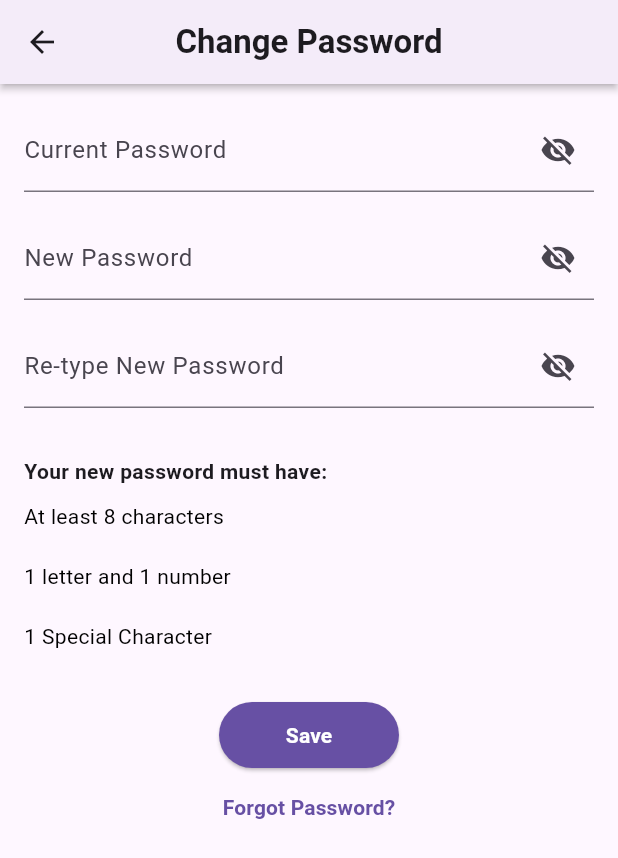
After one commit to jharodiv/Accessability, a Flutter app: the Changepassword screen opened directly, on a phone screen of 412 x 824 dp. The commit adds this screen. Shown: the top 858 px of the screen. Run offline on Flutter 3.47's test engine with Material 3 defaults, Android fonts, the phone set to English and light mode, and no system bars; our stand-ins replace animated_splash_screen, lottie.

Commit message:
Frontend UI - Change Password DONE

```diff
--- a/frontend/lib/accessability/screens/gpsscreen/gps.dart
+++ b/frontend/lib/accessability/screens/gpsscreen/gps.dart
@@ -37,7 +37,7 @@ class _GpsScreenState extends State<GpsScreen> {
 
   void _showOverlay(BuildContext context) {
     _overlayEntry = _createOverlayEntry();
-    Overlay.of(context)?.insert(_overlayEntry!);
+    Overlay.of(context).insert(_overlayEntry!);
   }
 
   void _removeOverlay() {
--- a/frontend/lib/accessability/screens/settings/settingsscreen.dart
+++ b/frontend/lib/accessability/screens/settings/settingsscreen.dart
@@ -35,7 +35,7 @@ class _SettingsScreenState extends State<SettingsScreen> {
               icon: const Icon(Icons.arrow_back),
               color: const Color(0xFF6750A4)),
           title: const Text(
-            'SETTINGS',
+            'Settings',
             style: TextStyle(fontWeight: FontWeight.bold),
           ),
           centerTitle: true,
--- a/frontend/lib/accessability/widgets/settingswidgets/accountscreen.dart
+++ b/frontend/lib/accessability/widgets/settingswidgets/accountscreen.dart
@@ -1,5 +1,6 @@
 import 'package:flutter/material.dart';
 import 'package:frontend/accessability/screens/settings/settingsscreen.dart';
+import 'package:frontend/accessability/widgets/settingswidgets/changepassword.dart';
 
 class AccountScreen extends StatelessWidget {
   const AccountScreen({super.key});
@@ -19,7 +20,7 @@ class AccountScreen extends StatelessWidget {
               },
               icon: const Icon(Icons.arrow_back, color: Color(0xFF6750A4))),
           title: const Text(
-            'ACCOUNT',
+            'Account',
             style: TextStyle(fontWeight: FontWeight.bold),
           ),
           centerTitle: true,
@@ -84,7 +85,12 @@ class AccountScreen extends StatelessWidget {
                   subtitle: const Text('*******'),
                   trailing: IconButton(
                     icon: const Icon(Icons.edit, color: Color(0xFF6750A4)),
-                    onPressed: () {},
+                    onPressed: () {
+                      Navigator.push(
+                          context,
+                          MaterialPageRoute(
+                              builder: (context) => const Changepassword()));
+                    },
                   ),
                 ),
                 const SizedBox(
--- /dev/null
+++ b/frontend/lib/accessability/widgets/settingswidgets/changepassword.dart
@@ -0,0 +1,152 @@
+import 'package:flutter/material.dart';
+import 'package:frontend/accessability/screens/authscreens/forgotpasswordscreen.dart';
+import 'package:frontend/accessability/widgets/settingswidgets/accountscreen.dart';
+
+class Changepassword extends StatefulWidget {
+  const Changepassword({super.key});
+
+  @override
+  _ChangepasswordState createState() => _ChangepasswordState();
+}
+
+class _ChangepasswordState extends State<Changepassword> {
+  bool isPasswordVisible = false;
+  bool isNewPasswordVisible = false;
+  bool isRetypePasswordVisible = false;
+
+  @override
+  Widget build(BuildContext context) {
+    return Scaffold(
+      appBar: AppBar(
+        leading: IconButton(
+          onPressed: () {
+            Navigator.pop(context,
+                MaterialPageRoute(builder: (context) => const AccountScreen()));
+          },
+          icon: const Icon(Icons.arrow_back),
+        ),
+        title: const Text(
+          'Change Password',
+          style: TextStyle(fontWeight: FontWeight.bold),
+        ),
+        centerTitle: true,
+        elevation: 2,
+        shadowColor: Colors.black,
+      ),
+      body: Padding(
+        padding: const EdgeInsets.all(16.0),
+        child: Column(
+          crossAxisAlignment: CrossAxisAlignment.start,
+          children: [
+            TextField(
+              obscureText: !isPasswordVisible,
+              decoration: InputDecoration(
+                labelText: 'Current Password',
+                border: const UnderlineInputBorder(),
+                suffixIcon: IconButton(
+                  onPressed: () {
+                    setState(() {
+                      isPasswordVisible = !isPasswordVisible;
+                    });
+                  },
+                  icon: Icon(isPasswordVisible
+                      ? Icons.visibility
+                      : Icons.visibility_off),
+                ),
+              ),
+            ),
+            const SizedBox(height: 16),
+            TextField(
+              obscureText: !isNewPasswordVisible,
+              decoration: InputDecoration(
+                labelText: 'New Password',
+                border: const UnderlineInputBorder(),
+                suffixIcon: IconButton(
+                  onPressed: () {
+                    setState(() {
+                      isNewPasswordVisible = !isNewPasswordVisible;
+                    });
+                  },
+                  icon: Icon(isNewPasswordVisible
+                      ? Icons.visibility
+                      : Icons.visibility_off),
+                ),
+              ),
+            ),
+            const SizedBox(height: 16),
+            TextField(
+              obscureText: !isRetypePasswordVisible,
+              decoration: InputDecoration(
+                labelText: 'Re-type New Password',
+                border: const UnderlineInputBorder(),
+                suffixIcon: IconButton(
+                  onPressed: () {
+                    setState(() {
+                      isRetypePasswordVisible = !isRetypePasswordVisible;
+                    });
+                  },
+                  icon: Icon(isRetypePasswordVisible
+                      ? Icons.visibility
+                      : Icons.visibility_off),
+                ),
+              ),
+            ),
+            const SizedBox(height: 32),
+            const Text(
+              'Your new password must have:',
+              style: TextStyle(fontSize: 14, fontWeight: FontWeight.bold),
+            ),
+            const SizedBox(height: 10),
+            const Text(
+              'At least 8 characters \n\n1 letter and 1 number \n\n1 Special Character',
+              style: TextStyle(fontSize: 14, color: Colors.black),
+            ),
+            const SizedBox(height: 32),
+            Center(
+              child: Column(
+                children: [
+                  SizedBox(
+                    width: 120,
+                    child: ElevatedButton(
+                      onPressed: () {},
+                      style: ElevatedButton.styleFrom(
+                        backgroundColor: const Color(0xFF6750A4),
+                        padding: const EdgeInsets.symmetric(vertical: 12),
+                        shape: RoundedRectangleBorder(
+                          borderRadius: BorderRadius.circular(50),
+                        ),
+                      ),
+                      child: const Text(
+                        'Save',
+                        style: TextStyle(
+                          color: Colors.white,
+                          fontWeight: FontWeight.bold,
+                        ),
+                      ),
+                    ),
+                  ),
+                  TextButton(
+                    onPressed: () {
+                      Navigator.push(
+                          context,
+                          MaterialPageRoute(
+                              builder: (context) =>
+                                  const ForgotPasswordScreen()));
+                    },
+                    child: const Text(
+                      'Forgot Password?',
+                      style: TextStyle(
+                        color: Color(0xFF6750A4),
+                        fontWeight: FontWeight.bold,
+                      ),
+                    ),
+                  ),
+                ],
+              ),
+            ),
+          ],
+        ),
+      ),
+    );
+  }
+}
--- a/frontend/lib/accessability/widgets/settingswidgets/preferencescreen.dart
+++ b/frontend/lib/accessability/widgets/settingswidgets/preferencescreen.dart
@@ -27,7 +27,7 @@ class _PreferenceScreenState extends State<Preferencescreen> {
               },
               icon: const Icon(Icons.arrow_back)),
           title: const Text(
-            'PREFERENCE',
+            'Preference',
             style: TextStyle(fontWeight: FontWeight.bold),
           ),
           centerTitle: true,
```
